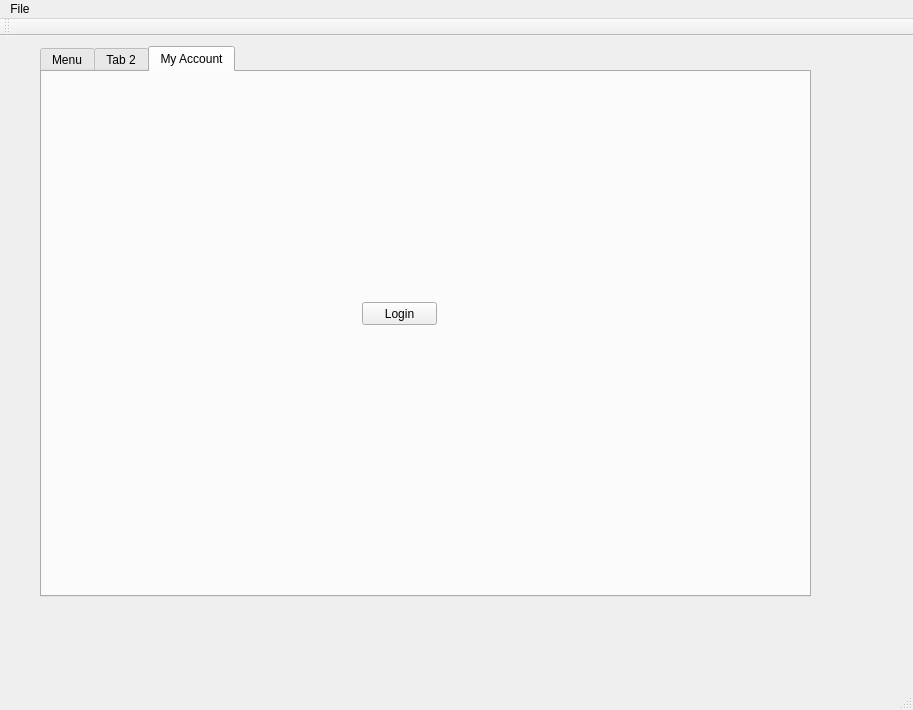
minipunch/cs1cproject2, file qt/mainwindow.ui: the form before one commit.
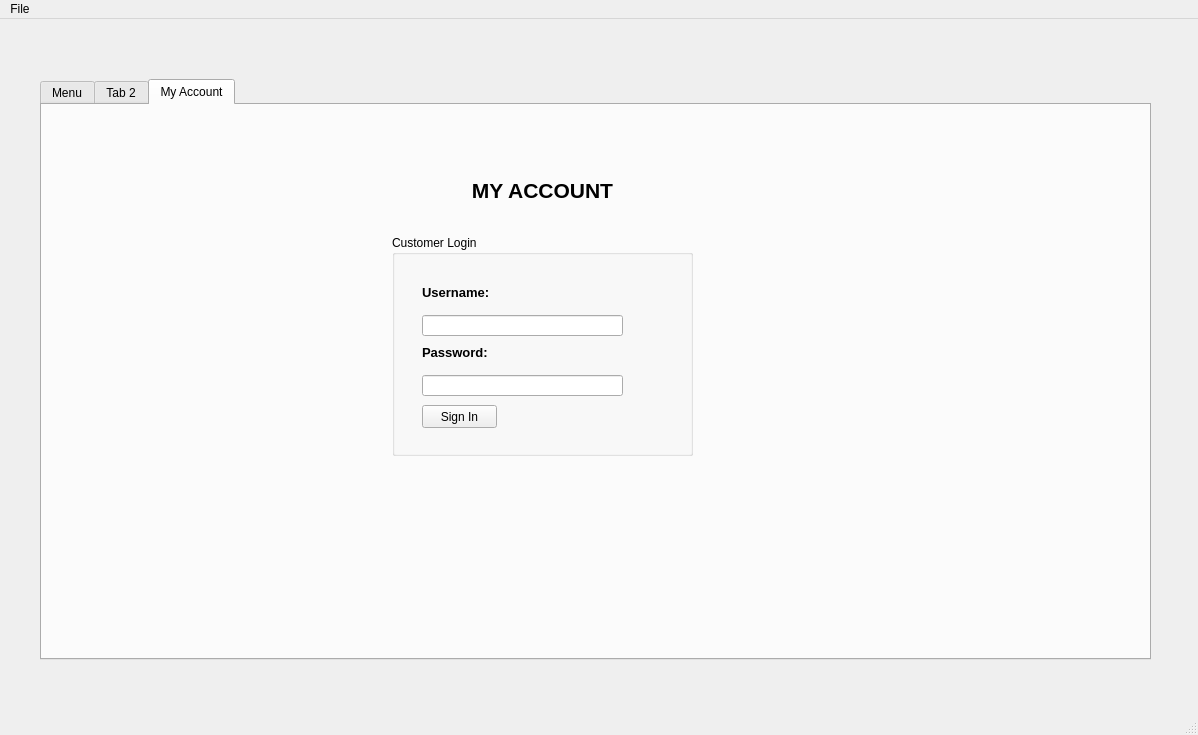
The form after the commit.

Patch:
```diff
--- a/qt/mainwindow.ui
+++ b/qt/mainwindow.ui
@@ -6,8 +6,8 @@
    <rect>
     <x>0</x>
     <y>0</y>
-    <width>913</width>
-    <height>710</height>
+    <width>1198</width>
+    <height>735</height>
    </rect>
   </property>
   <property name="windowTitle">
@@ -18,9 +18,9 @@
     <property name="geometry">
      <rect>
       <x>40</x>
-      <y>10</y>
-      <width>771</width>
-      <height>551</height>
+      <y>60</y>
+      <width>1111</width>
+      <height>581</height>
      </rect>
     </property>
     <property name="currentIndex">
@@ -40,17 +40,104 @@
      <attribute name="title">
       <string>My Account</string>
      </attribute>
-     <widget class="QPushButton" name="pushButton">
+     <widget class="QGroupBox" name="groupBox">
       <property name="geometry">
        <rect>
-        <x>320</x>
-        <y>230</y>
-        <width>75</width>
-        <height>23</height>
+        <x>350</x>
+        <y>130</y>
+        <width>301</width>
+        <height>221</height>
+       </rect>
+      </property>
+      <property name="title">
+       <string>Customer Login</string>
+      </property>
+      <widget class="QLabel" name="label">
+       <property name="geometry">
+        <rect>
+         <x>30</x>
+         <y>50</y>
+         <width>81</width>
+         <height>16</height>
+        </rect>
+       </property>
+       <property name="text">
+        <string>&lt;html&gt;&lt;head/&gt;&lt;body&gt;&lt;p&gt;&lt;span style=&quot; font-size:10pt; font-weight:600;&quot;&gt;Username:&lt;/span&gt;&lt;/p&gt;&lt;/body&gt;&lt;/html&gt;</string>
+       </property>
+      </widget>
+      <widget class="QLabel" name="label_2">
+       <property name="geometry">
+        <rect>
+         <x>30</x>
+         <y>110</y>
+         <width>81</width>
+         <height>16</height>
+        </rect>
+       </property>
+       <property name="text">
+        <string>&lt;html&gt;&lt;head/&gt;&lt;body&gt;&lt;p&gt;&lt;span style=&quot; font-size:10pt; font-weight:600;&quot;&gt;Password:&lt;/span&gt;&lt;/p&gt;&lt;/body&gt;&lt;/html&gt;</string>
+       </property>
+      </widget>
+      <widget class="QPushButton" name="pushButton">
+       <property name="geometry">
+        <rect>
+         <x>30</x>
+         <y>170</y>
+         <width>75</width>
+         <height>23</height>
+        </rect>
+       </property>
+       <property name="text">
+        <string>Sign In</string>
+       </property>
+      </widget>
+      <widget class="QLineEdit" name="lineEdit">
+       <property name="geometry">
+        <rect>
+         <x>30</x>
+         <y>80</y>
+         <width>201</width>
+         <height>21</height>
+        </rect>
+       </property>
+      </widget>
+      <widget class="QLineEdit" name="lineEdit_2">
+       <property name="geometry">
+        <rect>
+         <x>30</x>
+         <y>140</y>
+         <width>201</width>
+         <height>21</height>
+        </rect>
+       </property>
+       <property name="echoMode">
+        <enum>QLineEdit::Password</enum>
+       </property>
+      </widget>
+      <zorder>label</zorder>
+      <zorder>lineEdit</zorder>
+      <zorder>lineEdit_2</zorder>
+      <zorder>label_2</zorder>
+      <zorder>label</zorder>
+      <zorder>label_2</zorder>
+      <zorder>pushButton</zorder>
+      <zorder>lineEdit</zorder>
+      <zorder>lineEdit_2</zorder>
+     </widget>
+     <widget class="QLabel" name="label_3">
+      <property name="geometry">
+       <rect>
+        <x>370</x>
+        <y>70</y>
+        <width>261</width>
+        <height>31</height>
        </rect>
       </property>
       <property name="text">
-       <string>Login</string>
+       <string>&lt;html&gt;&lt;head/&gt;&lt;body&gt;&lt;p&gt;&lt;span style=&quot; font-size:16pt; font-weight:600;&quot;&gt;MY ACCOUNT&lt;/span&gt;&lt;/p&gt;&lt;/body&gt;&lt;/html&gt;</string>
+      </property>
+      <property name="alignment">
+       <set>Qt::AlignCenter</set>
       </property>
      </widget>
     </widget>
@@ -61,7 +148,7 @@
     <rect>
      <x>0</x>
      <y>0</y>
-     <width>913</width>
+     <width>1198</width>
      <height>21</height>
     </rect>
    </property>
@@ -72,14 +159,6 @@
    </widget>
    <addaction name="menuFile"/>
   </widget>
-  <widget class="QToolBar" name="mainToolBar">
-   <attribute name="toolBarArea">
-    <enum>TopToolBarArea</enum>
-   </attribute>
-   <attribute name="toolBarBreak">
-    <bool>false</bool>
-   </attribute>
-  </widget>
   <widget class="QStatusBar" name="statusBar"/>
  </widget>
  <layoutdefault spacing="6" margin="11"/>
```
